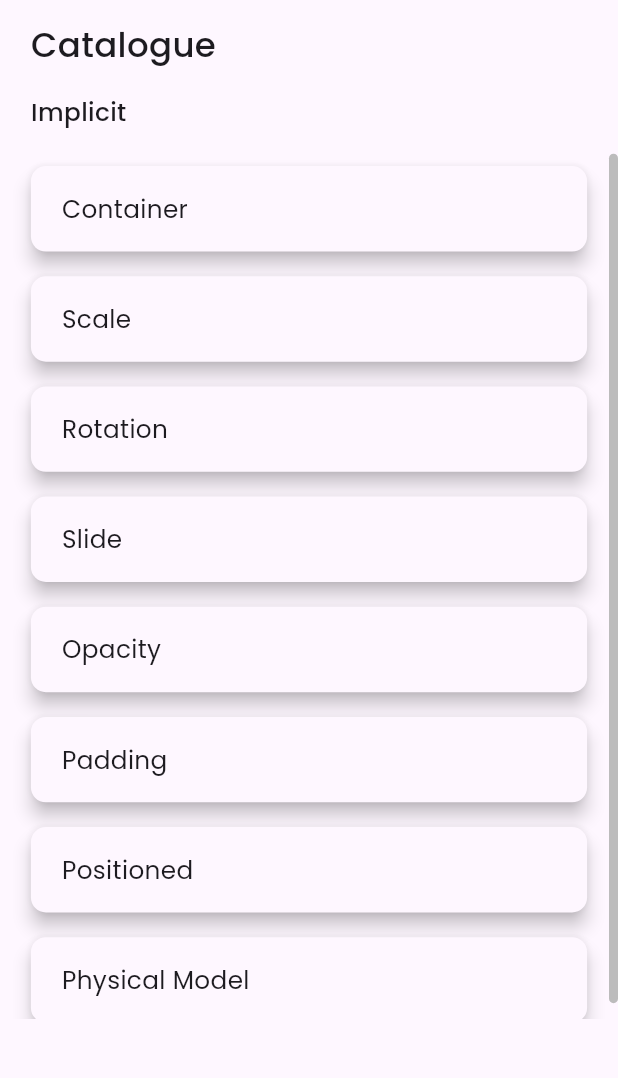
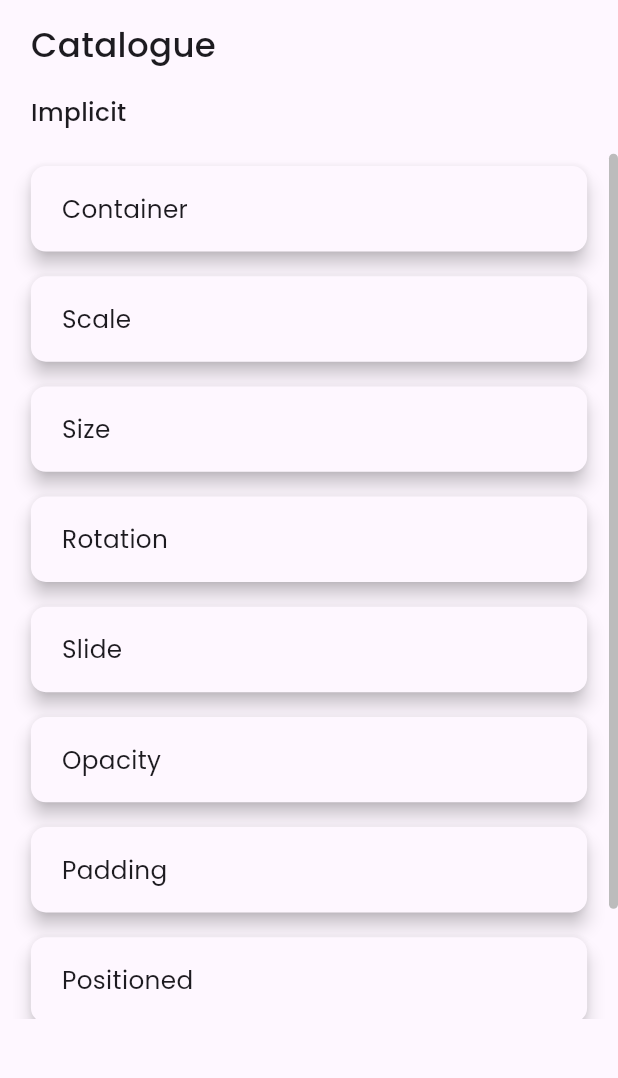
Before and after one commit to bhawesh2002/animotion_gallery, a Flutter app: the screen it shows after launch, on a phone screen of 412 x 824 dp, the part 63-1141 px from its top. Run offline on Flutter 3.47's test engine with Material 3 defaults, Android fonts, the phone set to English and light mode, and no system bars; our stand-ins replace google_fonts.

Commit message:
Add AniSizePage to catalogue

```diff
--- a/lib/pages/catalogue.dart
+++ b/lib/pages/catalogue.dart
@@ -5,6 +5,7 @@ import 'package:animotion_gallery/implicit%20animations/ani_physical_model.dart'
 import 'package:animotion_gallery/implicit%20animations/ani_positioned.dart';
 import 'package:animotion_gallery/implicit%20animations/ani_rotation.dart';
 import 'package:animotion_gallery/implicit%20animations/ani_scale.dart';
+import 'package:animotion_gallery/implicit%20animations/ani_size.dart';
 import 'package:animotion_gallery/implicit%20animations/ani_slide.dart';
 import 'package:animotion_gallery/widgets/catalogue_item.dart';
 import 'package:flutter/material.dart';
@@ -16,6 +17,7 @@ class Catalogue extends StatelessWidget {
     Map<String, Widget> catalogueEntries = {
       "Container": const AniContainerPage(),
       "Scale": const AniScalePage(),
+      "Size": const AniSizePage(),
       "Rotation": const AniRotationPage(),
       "Slide": const AniSlidePage(),
       "Opacity": const AniOpacityPage(),
```
